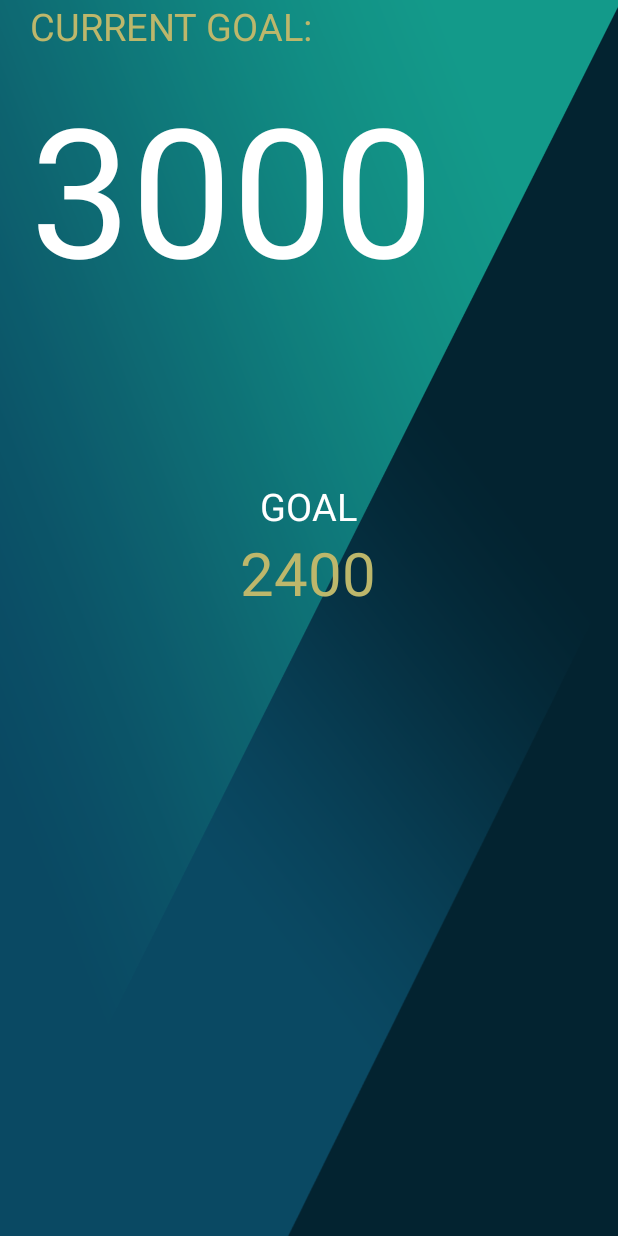
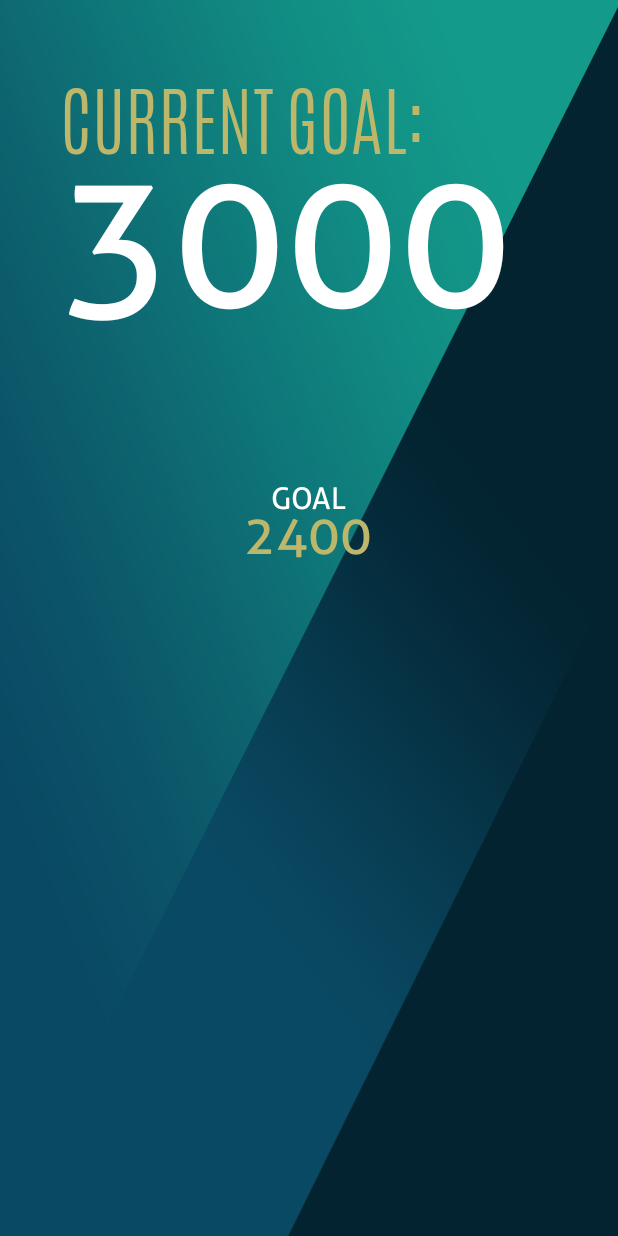
Before and after one commit to harshpatel17/CarbonZero, an Android app: the fragment CarbonFragment placed in its activity, on a phone screen of 412 x 824 dp. Run offline under Robolectric (Android 15) with nearby library versions, the phone set to English and light mode, and no system bars; libraries missing offline, so code that uses them is left out: github.hellocsl.cursorwheel; plain views replace CursorWheelLayout; 3 statements that could not run were skipped.

Commit message:
Fixed pedometer

```diff
--- a/app/src/main/res/layout/activity_earth.xml
+++ b/app/src/main/res/layout/activity_earth.xml
@@ -33,7 +33,7 @@
             app:wheelBackgroundColor="#26dcdcdc"
             app:wheelItemRotateMode="none"
             app:wheelSelectedAngle="270"
-            app:wheelCenterRadio="0.5"
+            app:wheelCenterRadio="0.35"
             app:wheelItemRadio="0.2">
 
             <LinearLayout
@@ -48,7 +48,8 @@
                     android:gravity="center"
                     android:text="GOAL"
                     android:textColor="#fff"
-                    android:textSize="25dp" />
+                    android:textSize="20dp"
+                    android:fontFamily="@font/aller"/>
 
                 <TextView
                     android:id="@+id/textView"
@@ -57,7 +58,9 @@
                     android:gravity="center"
                     android:text="2400"
                     android:textColor="#BDB76B"
-                    android:textSize="40dp" />
+                    android:textSize="35dp"
+                    android:layout_marginTop="-10dp"
+                    android:fontFamily="@font/aller"/>
             </LinearLayout>
 
 
--- a/app/src/main/res/layout/fragment_carbon.xml
+++ b/app/src/main/res/layout/fragment_carbon.xml
@@ -8,7 +8,8 @@
     <LinearLayout
         android:layout_width="match_parent"
         android:layout_height="match_parent"
-        android:orientation="vertical">
+        android:orientation="vertical"
+        android:layout_marginTop="45dp">
 
         <LinearLayout
             android:layout_width="match_parent"
@@ -16,7 +17,7 @@
             android:orientation="horizontal">
 
             <Space
-                android:layout_width="40dp"
+                android:layout_width="80dp"
                 android:layout_height="wrap_content"
                 android:layout_weight="1" />
 
@@ -27,18 +28,18 @@
                 android:layout_weight="1"
                 android:text="CURRENT GOAL:"
                 android:textColor="#BDB76B"
-                android:textSize="25dp" />
+                android:textSize="50dp"
+                android:fontFamily="@font/antonio"/>
         </LinearLayout>
 
         <LinearLayout
             android:layout_width="match_parent"
             android:layout_height="wrap_content"
-            android:layout_marginTop="40dp"
             android:gravity="left"
             android:orientation="horizontal">
 
             <Space
-                android:layout_width="40dp"
+                android:layout_width="80dp"
                 android:layout_height="wrap_content"
                 android:layout_weight="1" />
 
@@ -49,8 +50,10 @@
                 android:layout_weight="1"
                 android:text="3000"
                 android:textColor="#fff"
-                android:textSize="120dp"
-                android:translationY="-30dp" />
+                android:textSize="125dp"
+                android:layout_marginTop="10dp"
+                android:fontFamily="@font/aller"
+                android:translationY="-45dp" />
         </LinearLayout>
 
         <Space
--- a/app/src/main/res/layout/fragment_pedometer.xml
+++ b/app/src/main/res/layout/fragment_pedometer.xml
@@ -21,6 +21,7 @@
             android:textSize="40dp"
             android:text="Steps:"
             android:gravity="center"
+            android:fontFamily="@font/aller"
             android:textAppearance="@style/TextAppearance.AppCompat.Body2" />
 
         <TextView
@@ -33,6 +34,7 @@
             android:textColor="#fff"
             android:textSize="100dp"
             android:gravity="center"
+            android:fontFamily="@font/aller"
             android:textAppearance="@style/TextAppearance.AppCompat.Display1" />
 
     </LinearLayout>
```
Also changed, not shown: app/src/main/java/com/ryzen/ryan/carbonzero/LoginActivity.java (+12 -2 lines), app/src/main/java/com/ryzen/ryan/carbonzero/PedometerFragment.java (+11 -0 lines), app/src/main/java/com/ryzen/ryan/carbonzero/QuestionSeven.java (+12 -0 lines), app/src/main/res/layout/activity_login.xml (+7 -2 lines), app/src/main/res/layout/activity_question_seven.xml (+7 -0 lines).
